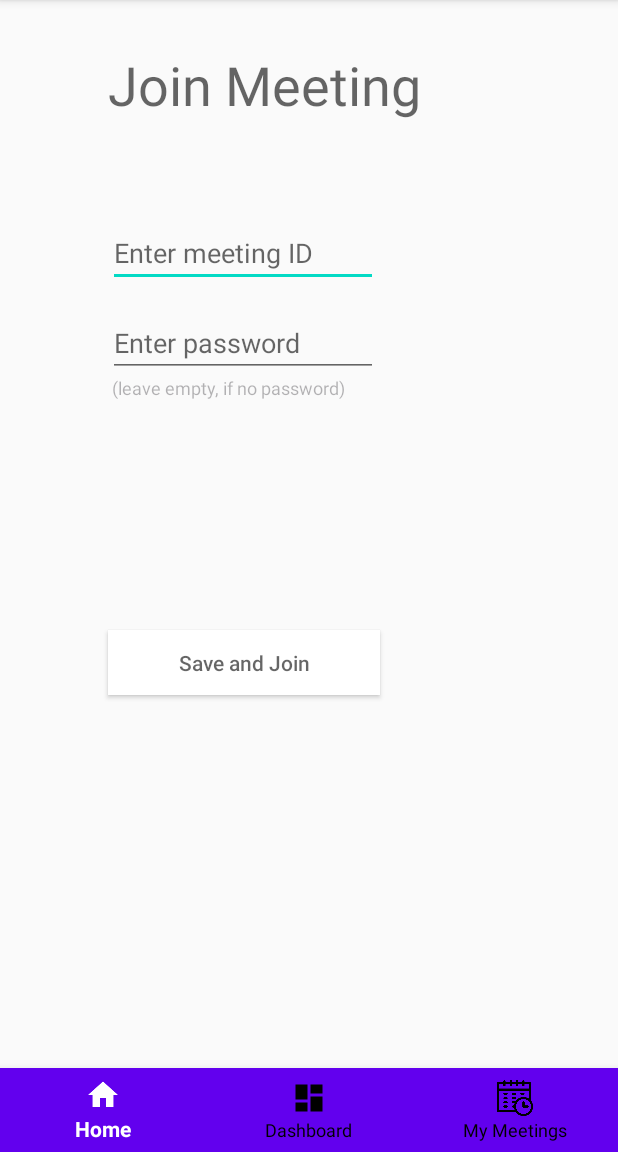
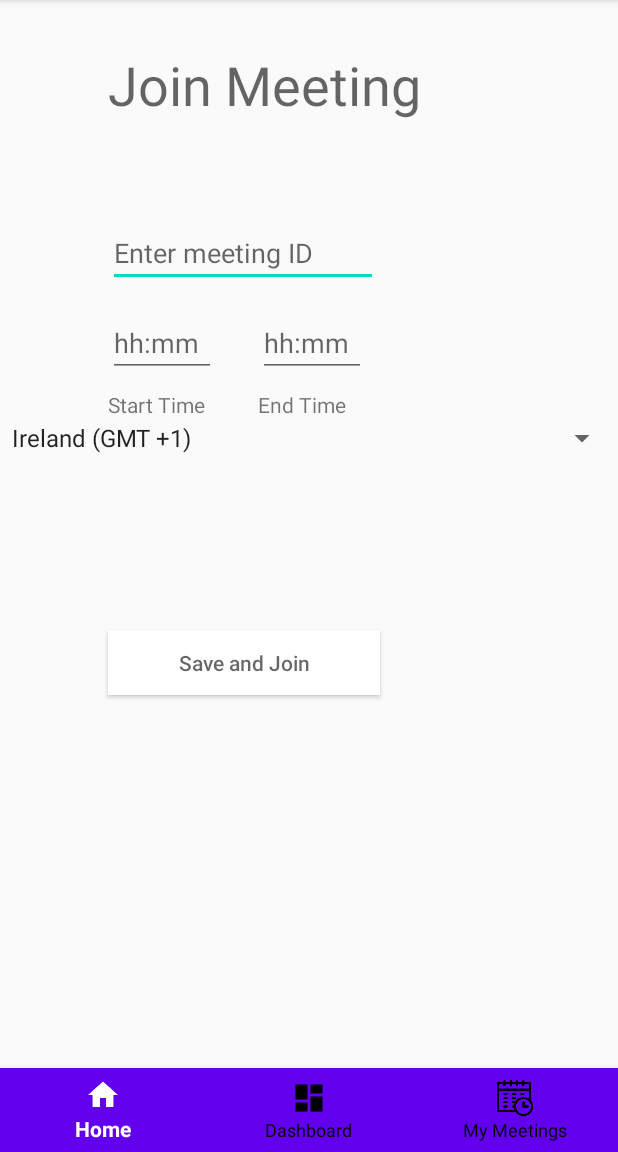
Before and after one commit to Can-ZHOU/Group2-Android, an Android app: the JoinMeetingActivity screen opened directly, with no data from a screen before it, on a phone screen of 412 x 824 dp, the part 84-1236 px from its top. Run offline under Robolectric (Android 15) with nearby library versions, the phone set to English and light mode, and no system bars; our stand-ins replace Firebase (no records; nobody signed in at launch, a user with empty details on screens opened directly), navigation-ui.

Commit message:
timezone: JoinMeetingActivity - add more parameters

```diff
--- a/app/src/main/java/com/tcd3d5b/timezone/JoinMeetingActivity.java
+++ b/app/src/main/java/com/tcd3d5b/timezone/JoinMeetingActivity.java
@@ -19,6 +19,7 @@ import android.view.MenuItem;
 import android.view.View;
 import android.widget.Button;
 import android.widget.EditText;
+import android.widget.Spinner;
 import android.widget.Toast;
 
 import com.google.android.material.bottomnavigation.BottomNavigationView;
@@ -28,7 +29,8 @@ import com.google.firebase.database.ValueEventListener;
 public class JoinMeetingActivity extends AppCompatActivity {
 
     private DatabaseReference DBref;
-    EditText join_ID;
+    EditText join_ID, join_stime, join_etime;
+    Spinner tzones;
     @Override
     protected void onCreate(Bundle savedInstanceState) {
         super.onCreate(savedInstanceState);
@@ -38,20 +40,36 @@ public class JoinMeetingActivity extends AppCompatActivity {
 
         save_join_btn = findViewById(R.id.save_join_btn);
         join_ID = findViewById(R.id.join_ID);
+        join_stime = findViewById(R.id.join_stime);
+        join_etime = findViewById(R.id.join_etime);
+        tzones = findViewById(R.id.tz_spinner);
 
         save_join_btn.setOnClickListener(new View.OnClickListener() {
             @Override
             public void onClick(View v) {
                 DBref = FirebaseDatabase.getInstance().getReference();
                 final String confirmId = join_ID.getText().toString();
+                final String stime = join_stime.getText().toString();
+                final String etime = join_etime.getText().toString();
+                final String tzone = tzones.getSelectedItem().toString();
                 final Query myQuery = DBref.child("meeting").child(confirmId);
 
                 myQuery.addValueEventListener(new ValueEventListener() {
+                    boolean flag = false;
                     @Override
                     public void onDataChange(DataSnapshot dataSnapshot) {
-                        if (dataSnapshot.exists() || dataSnapshot.hasChildren()) {
-                            Toast.makeText(JoinMeetingActivity.this, "ID Exists - adding user!", Toast.LENGTH_SHORT).show();
-                            DBref.child("meeting").child(confirmId).child("attendee").child("2").child("userid").setValue("dummy");
+                        if (dataSnapshot.exists() && dataSnapshot.hasChildren()) {
+                            if (!flag && stime != null && etime != null) {
+                                Toast.makeText(JoinMeetingActivity.this, "ID Exists - adding user!", Toast.LENGTH_SHORT).show();
+                                DBref.child("meeting").child(confirmId).child("attendee").child("2").child("local_end").setValue(etime);
+                                DBref.child("meeting").child(confirmId).child("attendee").child("2").child("local_start").setValue(stime);
+                                DBref.child("meeting").child(confirmId).child("attendee").child("2").child("location").setValue(tzone);
+                                DBref.child("meeting").child(confirmId).child("attendee").child("2").child("userid").setValue("dummy");
+
+                                flag = true;
+                            }
+                            else
+                                Toast.makeText(JoinMeetingActivity.this, "Invalid!", Toast.LENGTH_SHORT).show();
                         }
                         else{
                             Toast.makeText(JoinMeetingActivity.this, "Wrong ID!", Toast.LENGTH_SHORT).show();
--- a/app/src/main/res/layout/activity_join_meeting.xml
+++ b/app/src/main/res/layout/activity_join_meeting.xml
@@ -27,16 +27,6 @@
         android:textColor="#4F0F0D12" />
 
     <TextView
-        android:id="@+id/tv_nopass"
-        android:layout_width="wrap_content"
-        android:layout_height="wrap_content"
-        android:layout_marginStart="72dp"
-        android:layout_marginTop="250dp"
-        android:text=" (leave empty, if no password)"
-        android:textColor="#4F0F0D12"
-        android:textSize="12sp" />
-
-    <TextView
         android:id="@+id/jm_title"
         android:layout_width="wrap_content"
         android:layout_height="wrap_content"
@@ -46,14 +36,49 @@
         android:textColor="#000000"
         android:textSize="36sp" />
 
+    <TextView
+        android:id="@+id/join_stime_tv"
+        android:layout_width="wrap_content"
+        android:layout_height="wrap_content"
+        android:layout_marginStart="72dp"
+        android:layout_marginTop="260dp"
+        android:text="Start Time" />
+
     <EditText
-        android:id="@+id/join_pwd"
-        android:layout_width="180dp"
+        android:id="@+id/join_stime"
+        android:layout_width="72dp"
         android:layout_height="41dp"
         android:layout_marginStart="72dp"
         android:layout_marginTop="210dp"
         android:ems="10"
-        android:hint="Enter password"
+        android:hint="hh:mm"
+        android:inputType="time"
+        android:textColor="#4F0F0D12" />
+
+    <TextView
+        android:id="@+id/join_etime_tv"
+        android:layout_width="wrap_content"
+        android:layout_height="wrap_content"
+        android:layout_marginStart="172dp"
+        android:layout_marginTop="260dp"
+        android:text="End Time" />
+
+    <Spinner
+        android:id="@+id/tz_spinner"
+        android:layout_width="match_parent"
+        android:layout_height="wrap_content"
+        android:layout_marginTop="280dp"
+        android:entries="@array/tzones_array"
+        android:hint="Select Time Zone"/>
+
+    <EditText
+        android:id="@+id/join_etime"
+        android:layout_width="72dp"
+        android:layout_height="41dp"
+        android:layout_marginStart="172dp"
+        android:layout_marginTop="210dp"
+        android:ems="10"
+        android:hint="hh:mm"
         android:inputType="time"
         android:textColor="#4F0F0D12" />
 
@@ -66,4 +91,5 @@
         app:itemIconTint="@drawable/selector"
         app:itemTextColor="@drawable/selector"
         app:menu="@menu/menu_navigation" />
+
 </RelativeLayout>
```
